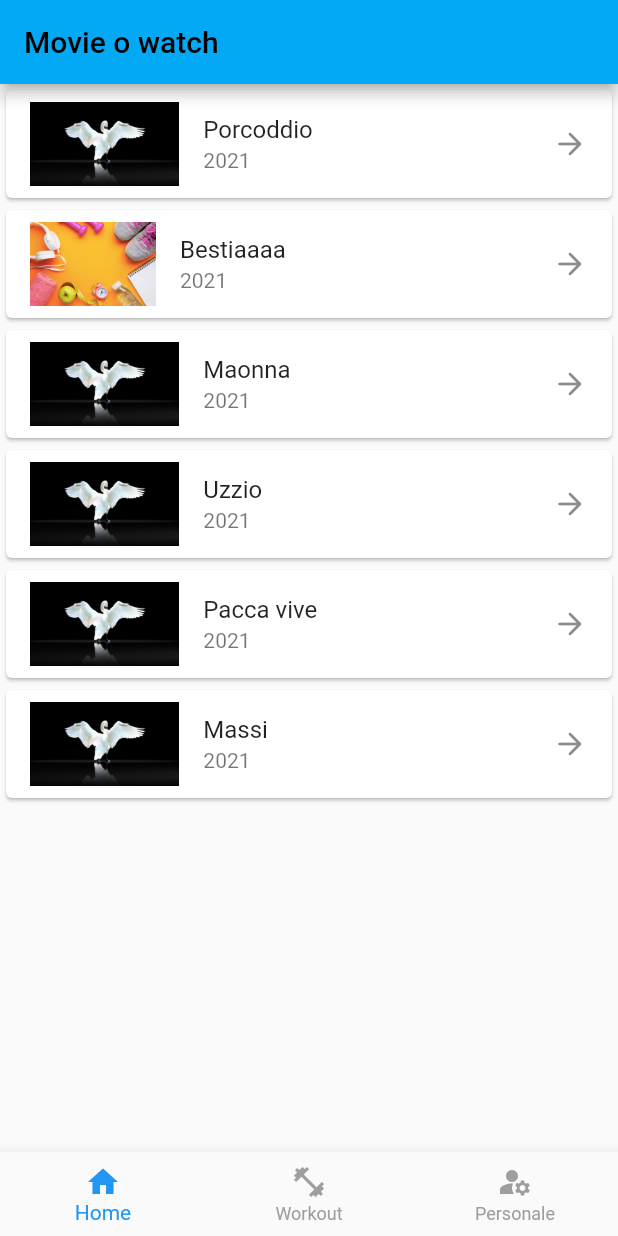
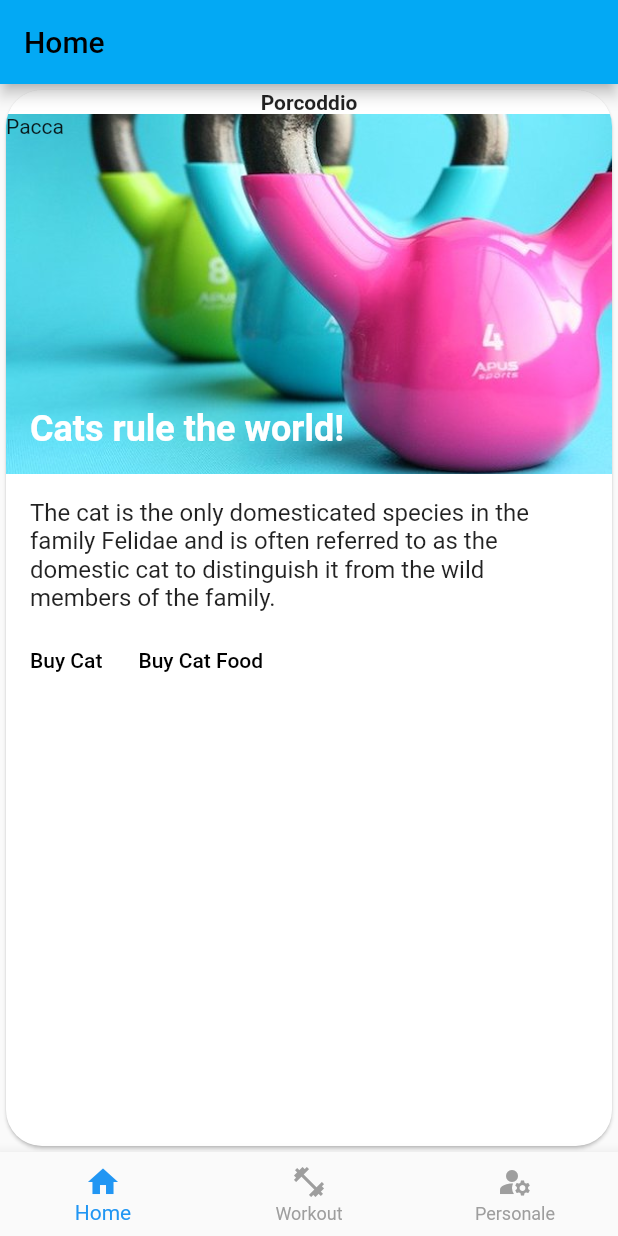
Before and after one commit to lorenzoromandini/massigym_flutter, a Flutter app: the BottomNavBar screen opened directly, on a phone screen of 412 x 824 dp. Run offline on Flutter 3.47's test engine with Material 2 defaults, Android fonts, the phone set to English and light mode, and no system bars; our stand-ins replace cloud_firestore, firebase_auth, firebase_core, flutter_icons, fluttertoast; accounts and stored records are empty.

```diff
--- a/lib/models/workout.dart
+++ b/lib/models/workout.dart
@@ -1,7 +1,6 @@
 
 class WorkoutModel {
   String? userMail;
-  String? uid;
   String? category;
   String? name;
   String? description;
--- a/lib/ui/common/bottomNavBar.dart
+++ b/lib/ui/common/bottomNavBar.dart
@@ -12,7 +12,7 @@ class BottomNavBar extends StatefulWidget {
 
 class _BottomNavBarState extends State<BottomNavBar> {
   PageController _pageController = PageController();
-  List<Widget> _screens = [MovieListScreen(), WorkoutTabBar(), PersonaleScreen()];
+  List<Widget> _screens = [HomeScreen(), WorkoutTabBar(), PersonaleScreen()];
 
   int _selectedIndex = 0;
 
--- a/lib/ui/home_screen.dart
+++ b/lib/ui/home_screen.dart
@@ -1,9 +1,6 @@
 import 'package:cloud_firestore/cloud_firestore.dart';
 import 'package:flutter/material.dart';
 import 'package:massigym_flutter/models/movie.dart';
-import 'package:massigym_flutter/ui/movie_details_screen.dart';
-
-/*
 
 class HomeScreen extends StatefulWidget {
   HomeScreen({Key? key}) : super(key: key);
@@ -130,35 +127,3 @@ class _HomeScreenState extends State<HomeScreen> {
     );
   }
 }
-*/
-
-class MovieListScreen extends StatelessWidget {
-  const MovieListScreen({Key? key}) : super(key: key);
-
-  @override
-  Widget build(BuildContext context) {
-    return Scaffold(
-        appBar: AppBar(
-          title: Text("Movie o watch"),
-        ),
-        body: ListView.builder(
-            itemCount: movieList.length,
-            itemBuilder: (context, index) {
-              Movie movie = movieList[index];
-              return Card(
-                child: ListTile(
-                  title: Text(movie.title),
-                  subtitle: Text(movie.year.toString()),
-                  leading: Image.asset(movie.imageUrl),
-                  trailing: Icon(Icons.arrow_forward_rounded),
-                  onTap: () {
-                    Navigator.push(
-                        context,
-                        MaterialPageRoute(
-                            builder: (context) => MovieDetailsScreen(movie)));
-                  },
-                ),
-              );
-            }));
-  }
-}
--- a/lib/ui/movie_details_screen.dart
+++ b/lib/ui/workout/workout_details.dart
@@ -1,16 +1,16 @@
+import 'package:cloud_firestore/cloud_firestore.dart';
 import 'package:flutter/material.dart';
-import 'package:massigym_flutter/models/movie.dart';
 
-class MovieDetailsScreen extends StatelessWidget {
-  final Movie movie;
+class WorkoutDetails extends StatelessWidget {
+  final DocumentSnapshot data;
 
-  MovieDetailsScreen(this.movie);
+  WorkoutDetails(this.data);
 
   @override
   Widget build(BuildContext context) {
     return Scaffold(
       appBar: AppBar(
-        title: Text(movie.title),
+        title: Text(data["name"]),
       ),
       body: Padding(
         padding: const EdgeInsets.all(8.0),
@@ -19,13 +19,13 @@ class MovieDetailsScreen extends StatelessWidget {
             mainAxisAlignment: MainAxisAlignment.center,
             children: [
               Image.asset(
-                movie.imageUrl,
+                "assets/logo.png",
                 height: 500,
               ),
               Padding(
                 padding: EdgeInsets.all(8.0),
                 child: Text(
-                  movie.year.toString(),
+                  data["user"],
                   textAlign: TextAlign.center,
                   style: TextStyle(fontStyle: FontStyle.italic),
                 ),
@@ -33,7 +33,7 @@ class MovieDetailsScreen extends StatelessWidget {
               Padding(
                 padding: EdgeInsets.all(8.0),
                 child: Text(
-                  movie.description,
+                  data["description"],
                   textAlign: TextAlign.justify,
                   style: TextStyle(fontSize: 22.0),
                 ),
```
Also changed, not shown: lib/ui/workout/cardio.dart (+13 -112 lines).
